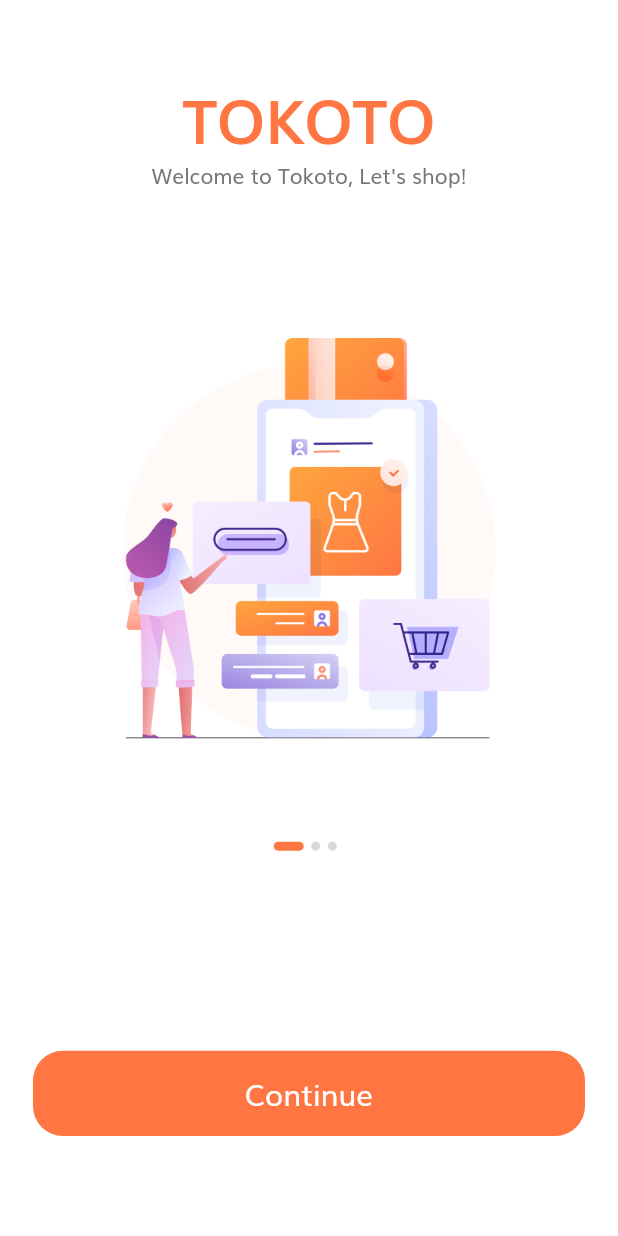
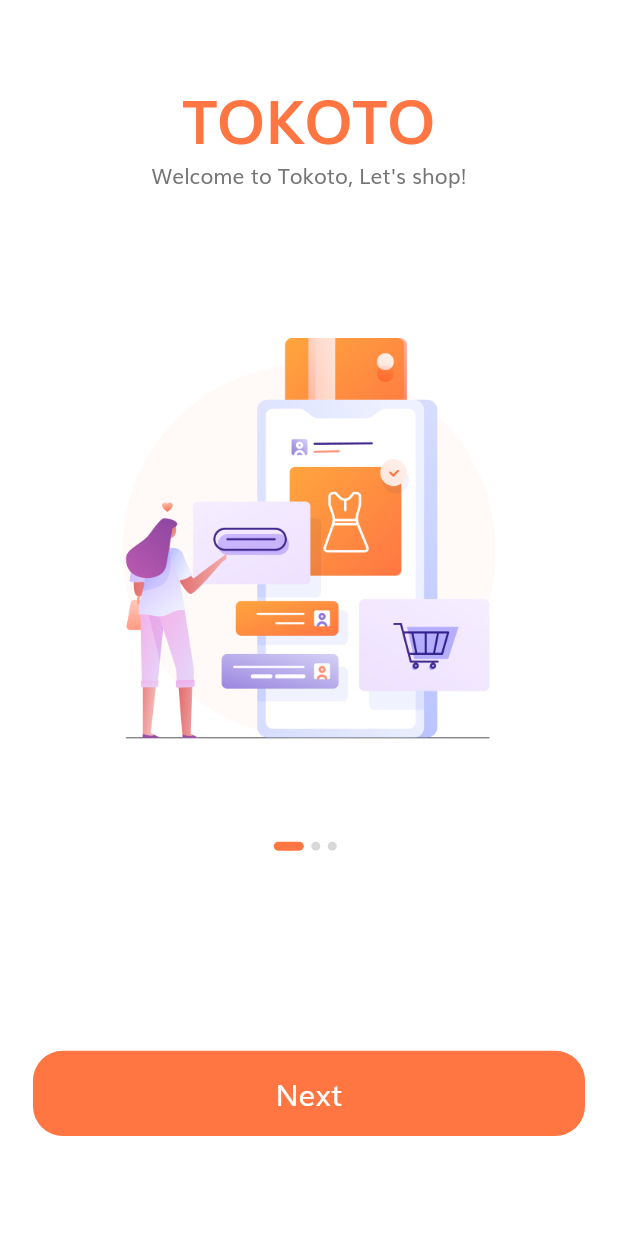
Before and after one commit to prathameassyserve/e-commerce, a Flutter app: the screen it shows after launch, on a phone screen of 412 x 824 dp. Run offline on Flutter 3.47's test engine with Material 2 defaults, Android fonts, the phone set to English and light mode, and no system bars; our stand-ins replace flutter_svg.

Commit message:
[+] added login

```diff
--- /dev/null
+++ b/lib/components/default_button.dart
@@ -0,0 +1,40 @@
+import 'package:e_commerce/constants.dart';
+import 'package:e_commerce/size_config.dart';
+import 'package:flutter/material.dart';
+
+class DefaultButton extends StatelessWidget {
+  const DefaultButton({
+    super.key,
+    required this.buttonName,
+    required this.press,
+  });
+
+  final String buttonName;
+  final VoidCallback press;
+
+  @override
+  Widget build(BuildContext context) {
+    return SizedBox(
+      width: double.infinity,
+      height: getProportionateScreenHeight(56),
+      child: TextButton(
+        style: ButtonStyle(
+          foregroundColor: MaterialStateProperty.all<Color>(kTextWhiteColor),
+          backgroundColor: MaterialStateProperty.all<Color>(kPrimaryColor),
+          shape: MaterialStateProperty.all<RoundedRectangleBorder>(
+            RoundedRectangleBorder(
+              borderRadius: BorderRadius.circular(20),
+            ),
+          ),
+        ),
+        onPressed: press,
+        child: Text(
+          buttonName,
+          style: TextStyle(
+            fontSize: getProportionateScreenWidth(18),
+          ),
+        ),
+      ),
+    );
+  }
+}
--- a/lib/constants.dart
+++ b/lib/constants.dart
@@ -37,6 +37,12 @@ const String kPhoneNumberNullError = "Please Enter your phone number";
 const String kAddressNullError = "Please Enter your address";
 const String kTOKOTO = "TOKOTO";
 const String kContinue = "Continue";
+const String kNext = "Next";
+const String kSignIn = "Sign In";
+const String kWelcomeBack = "Welcome Back";
+const String kWelcomeBackSub = "Sign In with your email and password \nor continue with social media.";
+const String kEnterYourEmail = "Enter your email";
+const String kEmail = "Email";
 const String kWelcomeToTokoto = "Welcome to Tokoto, Let's shop!";
 const String kWeHelpPeople = "We help people connect with store\naround United State of America";
 const String kWeShowTheEasyWay = "We show the easy way to shop.\nJust stay at home with us";
--- a/lib/main.dart
+++ b/lib/main.dart
@@ -1,5 +1,7 @@
 import 'package:e_commerce/constants.dart';
 import 'package:e_commerce/generated/assets.dart';
+import 'package:e_commerce/routs.dart';
+import 'package:e_commerce/theme.dart';
 import 'package:e_commerce/ui/splash/splash_screen.dart';
 import 'package:flutter/material.dart';
 
@@ -15,16 +17,10 @@ class MyApp extends StatelessWidget {
     return MaterialApp(
       debugShowCheckedModeBanner: false,
       title: 'E-Commerce',
-      theme: ThemeData(
-        scaffoldBackgroundColor: Colors.white,
-        fontFamily: "Muli",
-        textTheme: TextTheme(
-          bodyText1: TextStyle(color: kTextColor),
-          bodyText2: TextStyle(color: kTextColor),
-        ),
-        visualDensity: VisualDensity.adaptivePlatformDensity,
-      ),
-      home: SplashScreen(),
+      theme: theme(),
+      //home: SplashScreen(),
+      initialRoute: SplashScreen.routName,
+      routes: routes,
     );
   }
 }
--- /dev/null
+++ b/lib/routs.dart
@@ -0,0 +1,8 @@
+import 'package:e_commerce/ui/sign_in/sign_in.dart';
+import 'package:e_commerce/ui/splash/splash_screen.dart';
+import 'package:flutter/material.dart';
+
+final Map<String, WidgetBuilder> routes = {
+  SplashScreen.routName: (context) => SplashScreen(),
+  SignIn.routeName: (context) => SignIn(),
+};
--- a/lib/ui/splash/components/body.dart
+++ b/lib/ui/splash/components/body.dart
@@ -1,8 +1,11 @@
+import 'package:e_commerce/components/default_button.dart';
 import 'package:e_commerce/constants.dart';
 import 'package:e_commerce/generated/assets.dart';
 import 'package:e_commerce/pojo/splash_data.dart';
 import 'package:e_commerce/size_config.dart';
+import 'package:e_commerce/ui/sign_in/sign_in.dart';
 import 'package:e_commerce/ui/splash/components/splash_content.dart';
+import 'package:flutter/foundation.dart';
 import 'package:flutter/material.dart';
 
 class Body extends StatefulWidget {
@@ -13,6 +16,7 @@ class Body extends StatefulWidget {
 }
 
 class _BodyState extends State<Body> {
+  late PageController _pageController;
   int currentPage = 0;
 
   List<SplashData> splashData = [
@@ -20,6 +24,19 @@ class _BodyState extends State<Body> {
     SplashData(text: kWeHelpPeople, image: Assets.imagesSplash2),
     SplashData(text: kWeShowTheEasyWay, image: Assets.imagesSplash3),
   ];
+
+  @override
+  void dispose() {
+    // TODO: implement dispose
+    super.dispose();
+    _pageController.dispose();
+  }
+
+  @override
+  void initState() {
+    super.initState();
+    _pageController = PageController(initialPage: currentPage);
+  }
 
   @override
   Widget build(BuildContext context) {
@@ -31,14 +48,17 @@ class _BodyState extends State<Body> {
             Expanded(
               flex: 3,
               child: PageView.builder(
+                controller: _pageController,
                 itemCount: splashData.length,
-                itemBuilder: (context, index) => SplashContent(
-                  text: splashData[index].text,
-                  image: splashData[index].image,
-                ),
+                itemBuilder: (context, index) =>
+                    SplashContent(
+                      text: splashData[index].text,
+                      image: splashData[index].image,
+                    ),
                 onPageChanged: (value) {
                   setState(() {
                     currentPage = value;
+                    buildPageController();
                   });
                 },
               ),
@@ -55,14 +75,24 @@ class _BodyState extends State<Body> {
                       mainAxisAlignment: MainAxisAlignment.center,
                       children: List.generate(
                         splashData.length,
-                        (index) => buildDots(position: index),
+                            (index) => buildDots(position: index),
                       ),
                     ),
                     Spacer(flex: 2),
                     DefaultButton(
-                      buttonName: kContinue,
+                      buttonName: currentPage == splashData.length - 1
+                          ? kContinue
+                          : kNext,
                       press: () {
-                        print("-->");
+                        setState(() {
+                          if (currentPage <= 1) {
+                            currentPage++;
+                            buildPageController();
+                          } else {
+                            Navigator.pushReplacementNamed(
+                                context, SignIn.routeName);
+                          }
+                        });
                       },
                     ),
                     Spacer(),
@@ -73,6 +103,14 @@ class _BodyState extends State<Body> {
           ],
         ),
       ),
+    );
+  }
+
+  void buildPageController() {
+    _pageController.animateToPage(
+      currentPage,
+      duration: Duration(milliseconds: 300),
+      curve: Curves.easeInOut,
     );
   }
 
@@ -94,40 +132,3 @@ class _BodyState extends State<Body> {
   bool isCurrentPageEqualPosition({required int position}) =>
       currentPage == position;
 }
-
-class DefaultButton extends StatelessWidget {
-  const DefaultButton({
-    super.key,
-    required this.buttonName,
-    required this.press,
-  });
-
-  final String buttonName;
-  final VoidCallback press;
-
-  @override
-  Widget build(BuildContext context) {
-    return SizedBox(
-      width: double.infinity,
-      height: getProportionateScreenHeight(56),
-      child: TextButton(
-        style: ButtonStyle(
-          foregroundColor: MaterialStateProperty.all<Color>(kTextWhiteColor),
-          backgroundColor: MaterialStateProperty.all<Color>(kPrimaryColor),
-          shape: MaterialStateProperty.all<RoundedRectangleBorder>(
-            RoundedRectangleBorder(
-              borderRadius: BorderRadius.circular(20),
-            ),
-          ),
-        ),
-        onPressed: press,
-        child: Text(
-          buttonName,
-          style: TextStyle(
-            fontSize: getProportionateScreenWidth(18),
-          ),
-        ),
-      ),
-    );
-  }
-}
--- a/lib/ui/splash/splash_screen.dart
+++ b/lib/ui/splash/splash_screen.dart
@@ -4,7 +4,7 @@ import 'package:flutter/material.dart';
 
 class SplashScreen extends StatelessWidget {
   const SplashScreen({Key? key}) : super(key: key);
-
+  static String routName = "/splash";
   @override
   Widget build(BuildContext context) {
     SizeConfig().init(context);
```
Also changed, not shown: lib/components/custom_suffix_icon.dart (added, +24 -0 lines), lib/theme.dart (added, +52 -0 lines), lib/ui/sign_in/components/body_sign_in.dart (added, +74 -0 lines), lib/ui/sign_in/sign_in.dart (added, +25 -0 lines).
